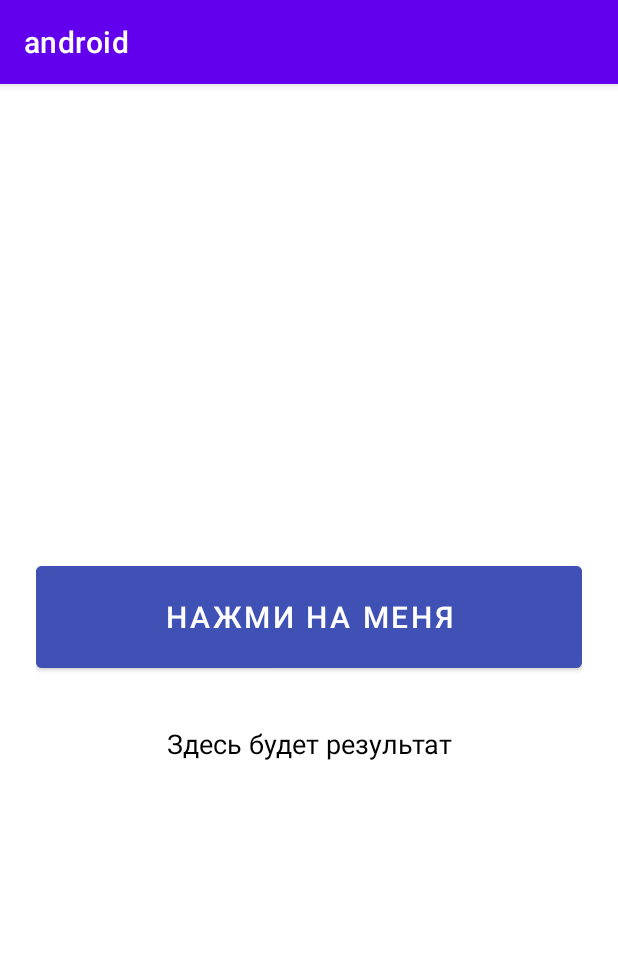
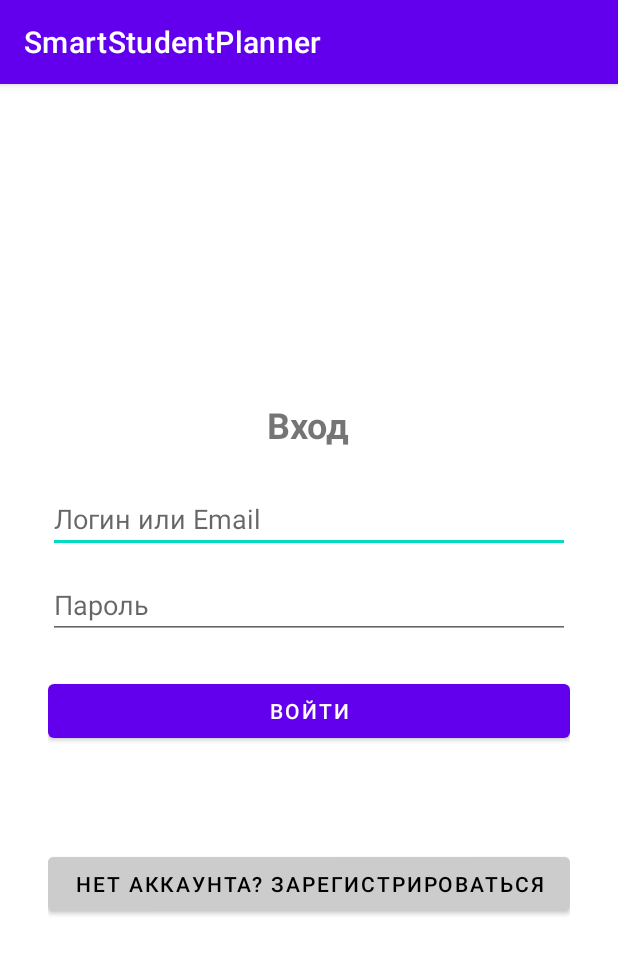
Before and after one commit to M-Oduvanchick/SmartStudentPlanner, an Android app: the screen it shows after launch (MainActivity), on a phone screen of 412 x 824 dp. Shown: the top 954 px of the screen. Run offline under Robolectric (Android 15) with nearby library versions, the light colour scheme and no system bars.

Commit message:
feat(android): сделан экран регистрации и экран входа

```diff
--- a/SmartStudentPlanner_Android/app/src/main/AndroidManifest.xml
+++ b/SmartStudentPlanner_Android/app/src/main/AndroidManifest.xml
@@ -14,7 +14,7 @@
         android:supportsRtl="true"
         android:usesCleartextTraffic="true"
         android:theme="@style/Theme.Android">
-
+>
         <activity
             android:name=".MainActivity"
             android:exported="true">
@@ -24,6 +24,8 @@
             </intent-filter>
         </activity>
 
+        <activity android:name=".RegisterActivity" />
+
     </application>
 
 </manifest>
--- a/SmartStudentPlanner_Android/app/src/main/java/ru/pstu/smartplanner/MainActivity.java
+++ b/SmartStudentPlanner_Android/app/src/main/java/ru/pstu/smartplanner/MainActivity.java
@@ -1,7 +1,9 @@
 package ru.pstu.smartplanner;
 
+import android.content.Intent;
 import android.os.Bundle;
 import android.widget.Button;
+import android.widget.EditText;
 import android.widget.TextView;
 import androidx.appcompat.app.AppCompatActivity;
 
@@ -11,40 +13,54 @@ import retrofit2.Response;
 
 public class MainActivity extends AppCompatActivity {
 
-    private TextView tvResult;
+    private EditText etIdentifier, etPassword;
+    private TextView tvStatus;
+    private Button btnLogin, btnGoToRegister;
 
     @Override
     protected void onCreate(Bundle savedInstanceState) {
         super.onCreate(savedInstanceState);
-        setContentView(R.layout.activity_main);
+        setContentView(R.layout.activity_login); // Привязка к экрану входа
 
-        tvResult = findViewById(R.id.tvResult);
-        Button btnTest = findViewById(R.id.btnTest);
+        etIdentifier = findViewById(R.id.etIdentifier);
+        etPassword = findViewById(R.id.etPassword);
+        tvStatus = findViewById(R.id.tvStatus);
+        btnLogin = findViewById(R.id.btnLogin);
+        btnGoToRegister = findViewById(R.id.btnGoToRegister);
 
-        btnTest.setOnClickListener(v -> {
-            tvResult.setText("Отправка запроса...");
+        btnLogin.setOnClickListener(v -> {
+            String identifier = etIdentifier.getText().toString().trim();
+            String password = etPassword.getText().toString().trim();
 
-            RegisterRequest reg = new RegisterRequest(
-                    "olga_test_" + System.currentTimeMillis() % 10000,
-                    "olga" + System.currentTimeMillis() % 10000 + "@test.com",
-                    "password123"
-            );
+            if (identifier.isEmpty() || password.isEmpty()) {
+                tvStatus.setText("Заполните все поля");
+                return;
+            }
 
-            ApiClient.getApi().register(reg).enqueue(new Callback<UserResponse>() {
+            tvStatus.setText("Вход...");
+            LoginRequest request = new LoginRequest(identifier, password);
+
+            ApiClient.getApi().login(request).enqueue(new Callback<TokenResponse>() {
                 @Override
-                public void onResponse(Call<UserResponse> call, Response<UserResponse> response) {
-                    if (response.isSuccessful()) {
-                        tvResult.setText("Регистрация OK: " + response.body().username);
+                public void onResponse(Call<TokenResponse> call, Response<TokenResponse> response) {
+                    if (response.isSuccessful() && response.body() != null) {
+                        tvStatus.setText("Успешный вход! Токен получен.");
+                        // Здесь потом можно сохранить токен в SharedPreferences
                     } else {
-                        tvResult.setText("Ошибка регистрации: " + response.code());
+                        tvStatus.setText("Ошибка входа: " + response.code());
                     }
                 }
 
                 @Override
-                public void onFailure(Call<UserResponse> call, Throwable t) {
-                    tvResult.setText("Сеть недоступна: " + t.getMessage());
+                public void onFailure(Call<TokenResponse> call, Throwable t) {
+                    tvStatus.setText("Сеть недоступна: " + t.getMessage());
                 }
             });
         });
+
+        btnGoToRegister.setOnClickListener(v -> {
+            Intent intent = new Intent(MainActivity.this, RegisterActivity.class);
+            startActivity(intent);
+        });
     }
 }
--- /dev/null
+++ b/SmartStudentPlanner_Android/app/src/main/res/layout/activity_login.xml
@@ -0,0 +1,56 @@
+<?xml version="1.0" encoding="utf-8"?>
+<LinearLayout xmlns:android="http://schemas.android.com/apk/res/android"
+    android:layout_width="match_parent"
+    android:layout_height="match_parent"
+    android:orientation="vertical"
+    android:gravity="center"
+    android:padding="32dp">
+
+    <TextView
+        android:layout_width="wrap_content"
+        android:layout_height="wrap_content"
+        android:text="Вход"
+        android:textSize="24sp"
+        android:textStyle="bold"
+        android:layout_marginBottom="24dp" />
+
+    <EditText
+        android:id="@+id/etIdentifier"
+        android:layout_width="match_parent"
+        android:layout_height="wrap_content"
+        android:hint="Логин или Email"
+        android:inputType="text" />
+
+    <EditText
+        android:id="@+id/etPassword"
+        android:layout_width="match_parent"
+        android:layout_height="wrap_content"
+        android:hint="Пароль"
+        android:inputType="textPassword"
+        android:layout_marginTop="12dp" />
+
+    <Button
+        android:id="@+id/btnLogin"
+        android:layout_width="match_parent"
+        android:layout_height="wrap_content"
+        android:layout_marginTop="24dp"
+        android:text="Войти" />
+
+    <TextView
+        android:id="@+id/tvStatus"
+        android:layout_width="match_parent"
+        android:layout_height="wrap_content"
+        android:layout_marginTop="16dp"
+        android:textColor="#000000"
+        android:textAlignment="center" />
+
+    <Button
+        android:id="@+id/btnGoToRegister"
+        android:layout_width="match_parent"
+        android:layout_height="wrap_content"
+        android:layout_marginTop="32dp"
+        android:text="Нет аккаунта? Зарегистрироваться"
+        android:backgroundTint="#CCCCCC"
+        android:textColor="#000000" />
+
+</LinearLayout>
--- a/SmartStudentPlanner_Android/app/src/main/res/layout/activity_main.xml
+++ /dev/null
@@ -1,28 +0,0 @@
-<?xml version="1.0" encoding="utf-8"?>
-<LinearLayout xmlns:android="http://schemas.android.com/apk/res/android"
-    android:layout_width="match_parent"
-    android:layout_height="match_parent"
-    android:orientation="vertical"
-    android:gravity="center"
-    android:padding="24dp">
-
-    <Button
-        android:id="@+id/btnTest"
-        android:layout_width="match_parent"
-        android:layout_height="80dp"
-        android:backgroundTint="#3F51B5"
-        android:textColor="#FFFFFF"
-        android:textSize="20sp"
-        android:text="НАЖМИ НА МЕНЯ" />
-
-    <TextView
-        android:id="@+id/tvResult"
-        android:layout_width="match_parent"
-        android:layout_height="wrap_content"
-        android:layout_marginTop="32dp"
-        android:textSize="18sp"
-        android:textColor="#000000"
-        android:textAlignment="center"
-        android:text="Здесь будет результат" />
-
-</LinearLayout>
--- a/SmartStudentPlanner_Android/app/src/main/res/values/strings.xml
+++ b/SmartStudentPlanner_Android/app/src/main/res/values/strings.xml
@@ -1,3 +1,3 @@
 <resources>
-    <string name="app_name">android</string>
+    <string name="app_name">SmartStudentPlanner</string>
 </resources>
```
Also changed, not shown: SmartStudentPlanner_Android/app/src/main/java/ru/pstu/smartplanner/RegisterActivity.java (added, +63 -0 lines), SmartStudentPlanner_Android/app/src/main/res/layout/activity_register.xml (added, +64 -0 lines).
